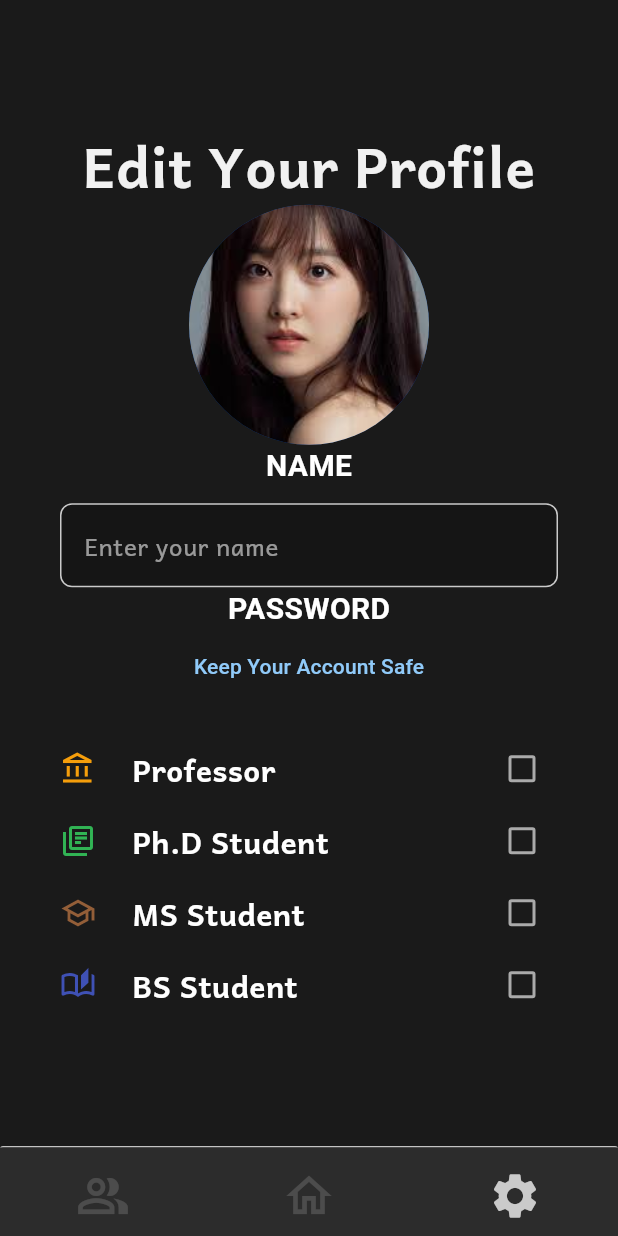
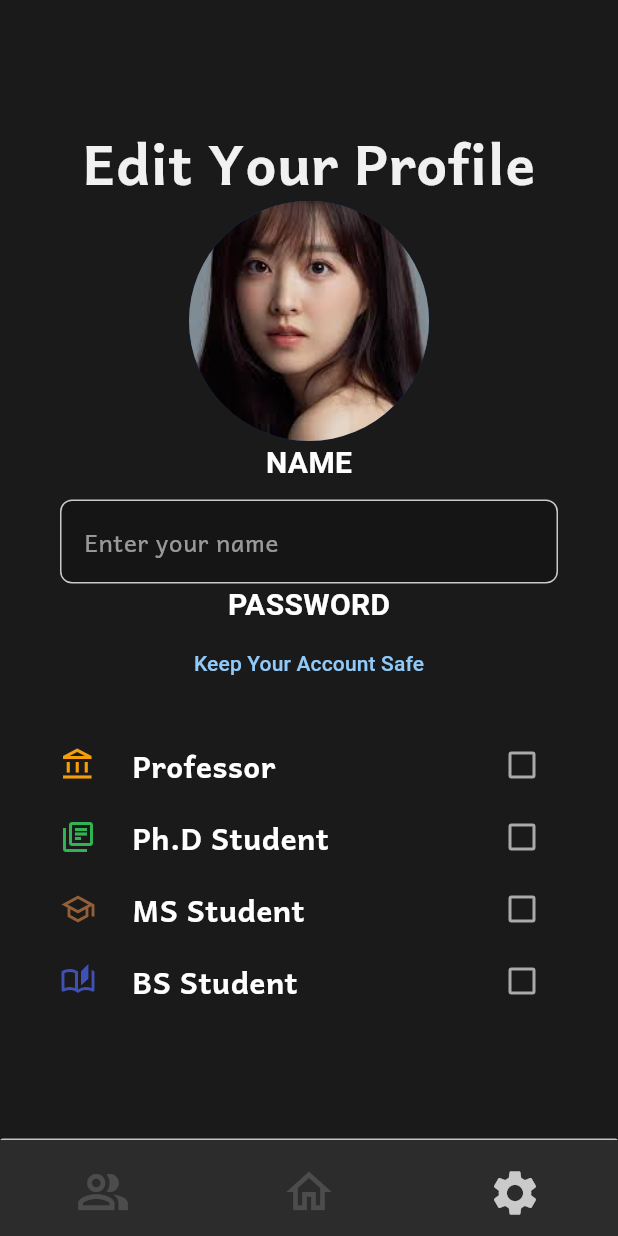
Before and after one commit to seungminhan2631/msdl, a Flutter app: the screen it shows after launch, on a phone screen of 412 x 824 dp. Run offline on Flutter 3.47's test engine with Material 3 defaults, Android fonts, the phone set to English and light mode, and no system bars; our stand-ins replace cloud_firestore, geocoding, geolocator, google_maps_flutter; missing offline and left inert: flutter_google_places_sdk; accounts and stored records are empty.

Commit message:
update
update

```diff
--- a/lib/commons/widgets/buttons/customBottomNavigationbar.dart
+++ b/lib/commons/widgets/buttons/customBottomNavigationbar.dart
@@ -20,7 +20,7 @@ class CustomBottomNavigationBar extends StatelessWidget {
         elevation: 0, // 그림자 제거
         color: Colors.transparent,
         child: Container(
-          height: 60.h, // 바텀 바의 고정 높이 설정
+          height: 65.h, // 바텀 바의 고정 높이 설정
           decoration: BoxDecoration(
             border: Border(
               top: BorderSide(
```
